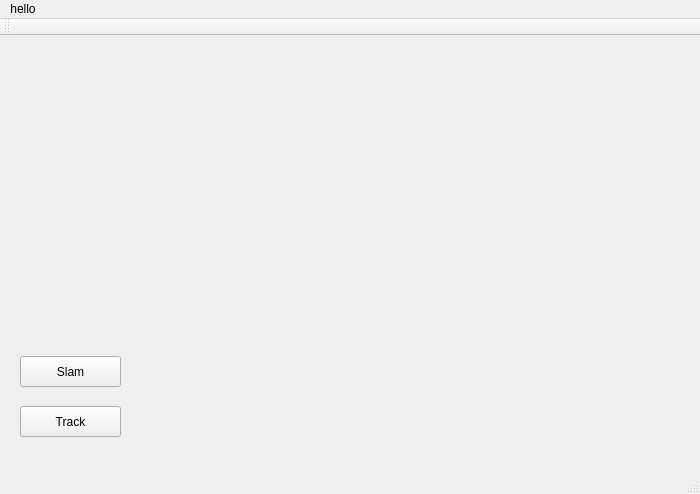
The window that mainwindow.ui (goonmax/openCV-qt) describes before a commit, drawn with Qt 5.
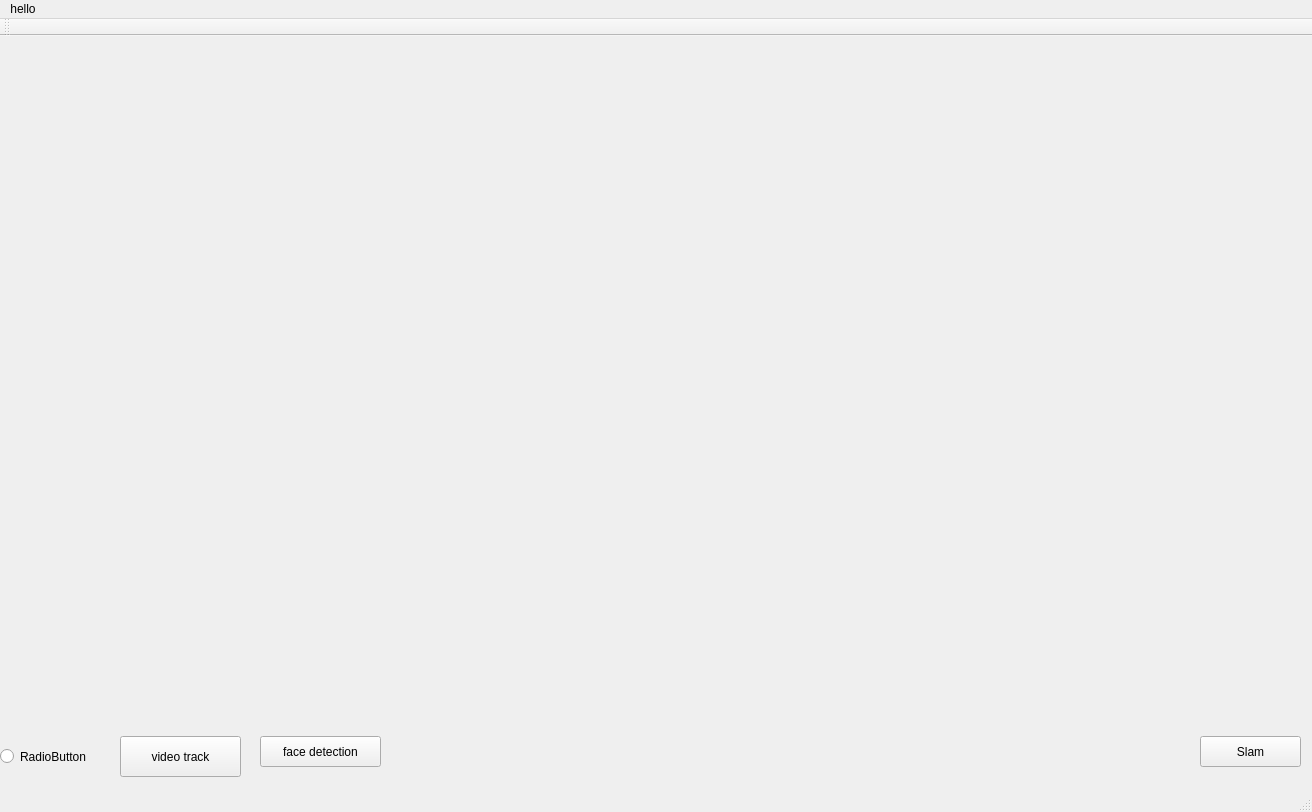
The same window after the commit.

Commit message: added detection slow af frame rate but. added some more button to gui

The edit to the form file:
```diff
--- a/mainwindow.ui
+++ b/mainwindow.ui
@@ -6,8 +6,8 @@
    <rect>
     <x>0</x>
     <y>0</y>
-    <width>700</width>
-    <height>494</height>
+    <width>1312</width>
+    <height>812</height>
    </rect>
   </property>
   <property name="windowTitle">
@@ -17,21 +17,21 @@
    <widget class="QPushButton" name="pushButton">
     <property name="geometry">
      <rect>
-      <x>20</x>
-      <y>370</y>
-      <width>101</width>
-      <height>31</height>
+      <x>120</x>
+      <y>700</y>
+      <width>121</width>
+      <height>41</height>
      </rect>
     </property>
     <property name="text">
-     <string>Track</string>
+     <string>video track</string>
     </property>
    </widget>
    <widget class="QPushButton" name="pushButton_2">
     <property name="geometry">
      <rect>
-      <x>20</x>
-      <y>320</y>
+      <x>1200</x>
+      <y>700</y>
       <width>101</width>
       <height>31</height>
      </rect>
@@ -40,13 +40,39 @@
      <string>Slam</string>
     </property>
    </widget>
+   <widget class="QPushButton" name="pushButton_3">
+    <property name="geometry">
+     <rect>
+      <x>260</x>
+      <y>700</y>
+      <width>121</width>
+      <height>31</height>
+     </rect>
+    </property>
+    <property name="text">
+     <string>face detection</string>
+    </property>
+   </widget>
+   <widget class="QRadioButton" name="radioButton">
+    <property name="geometry">
+     <rect>
+      <x>0</x>
+      <y>700</y>
+      <width>111</width>
+      <height>41</height>
+     </rect>
+    </property>
+    <property name="text">
+     <string>RadioButton</string>
+    </property>
+   </widget>
   </widget>
   <widget class="QMenuBar" name="menuBar">
    <property name="geometry">
     <rect>
      <x>0</x>
      <y>0</y>
-     <width>700</width>
+     <width>1312</width>
      <height>22</height>
     </rect>
    </property>
```
Left out of the diff: 6 changed lines with no effect on the pictures. The commit also changes 5 other files.
